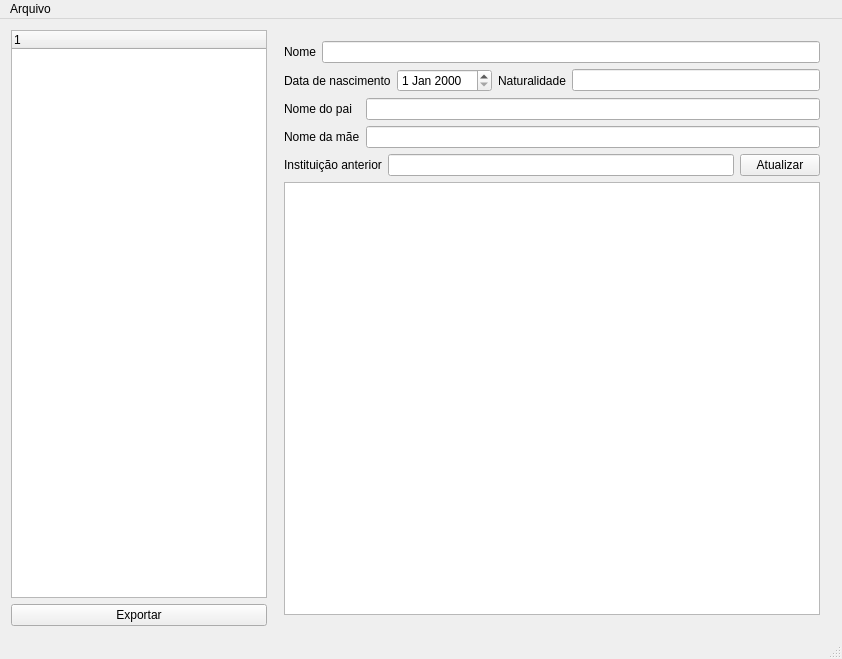
Qt form application/mainwindow.ui (WillianPessoa/QT-historico) before a commit.
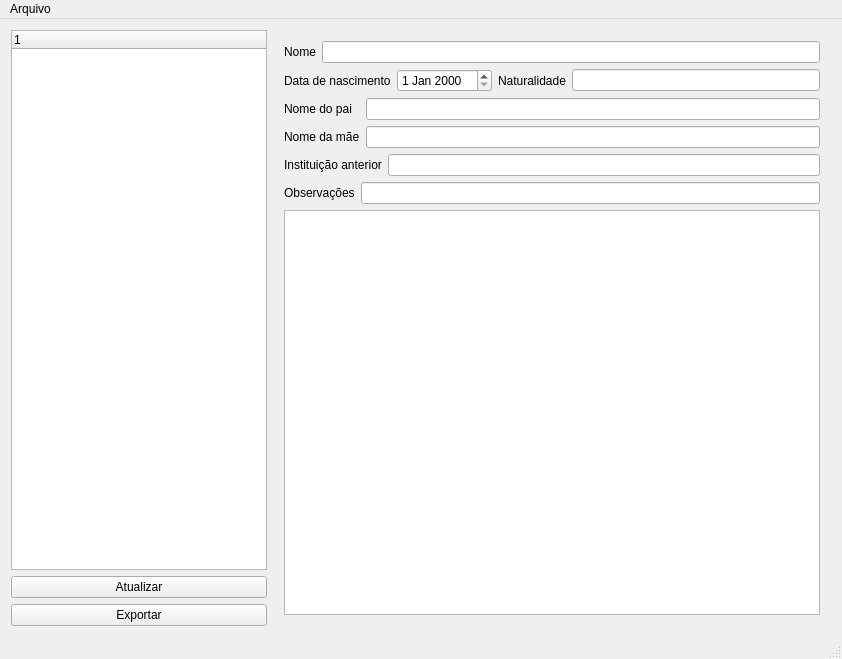
The same form after that commit.

Commit message: [TASK] Adicionando campo de observações

The edit to the form file:
```diff
--- a/application/mainwindow.ui
+++ b/application/mainwindow.ui
@@ -36,14 +36,14 @@
       </column>
      </widget>
     </item>
-    <item row="1" column="0">
+    <item row="2" column="0">
      <widget class="QPushButton" name="exportPushButton">
       <property name="text">
        <string>Exportar</string>
       </property>
      </widget>
     </item>
-    <item row="0" column="1" rowspan="2">
+    <item row="0" column="1" rowspan="3">
      <widget class="QWidget" name="widget" native="true">
       <property name="sizePolicy">
        <sizepolicy hsizetype="MinimumExpanding" vsizetype="Expanding">
@@ -71,33 +71,6 @@
            </property>
           </widget>
          </item>
-         <item>
-          <widget class="QPushButton" name="pushButton">
-           <property name="sizePolicy">
-            <sizepolicy hsizetype="Maximum" vsizetype="Maximum">
-             <horstretch>0</horstretch>
-             <verstretch>0</verstretch>
-            </sizepolicy>
-           </property>
-           <property name="text">
-            <string>Atualizar</string>
-           </property>
-          </widget>
-         </item>
-        </layout>
-       </item>
-       <item row="0" column="0">
-        <layout class="QHBoxLayout" name="horizontalLayout_4">
-         <item>
-          <widget class="QLabel" name="label">
-           <property name="text">
-            <string>Nome</string>
-           </property>
-          </widget>
-         </item>
-         <item>
-          <widget class="QLineEdit" name="nameLine"/>
-         </item>
         </layout>
        </item>
        <item row="1" column="0">
@@ -150,6 +123,23 @@
          </item>
         </layout>
        </item>
+       <item row="6" column="0">
+        <widget class="QTableWidget" name="gradesTable"/>
+       </item>
+       <item row="0" column="0">
+        <layout class="QHBoxLayout" name="horizontalLayout_4">
+         <item>
+          <widget class="QLabel" name="label">
+           <property name="text">
+            <string>Nome</string>
+           </property>
+          </widget>
+         </item>
+         <item>
+          <widget class="QLineEdit" name="nameLine"/>
+         </item>
+        </layout>
+       </item>
        <item row="2" column="0">
         <layout class="QGridLayout" name="gridLayout">
          <item row="1" column="0">
@@ -175,11 +165,32 @@
         </layout>
        </item>
        <item row="4" column="0">
-        <widget class="QTableWidget" name="gradesTable"/>
+        <layout class="QHBoxLayout" name="horizontalLayout">
+         <property name="bottomMargin">
+          <number>0</number>
+         </property>
+         <item>
+          <widget class="QLabel" name="label_7">
+           <property name="text">
+            <string>Observações</string>
+           </property>
+          </widget>
+         </item>
+         <item>
+          <widget class="QLineEdit" name="remarksLine"/>
+         </item>
+        </layout>
        </item>
       </layout>
      </widget>
     </item>
+    <item row="1" column="0">
+     <widget class="QPushButton" name="updateStudentButton">
+      <property name="text">
+       <string>Atualizar</string>
+      </property>
+     </widget>
+    </item>
    </layout>
   </widget>
   <widget class="QMenuBar" name="menuBar">
```
The commit also changes 2 other files.
